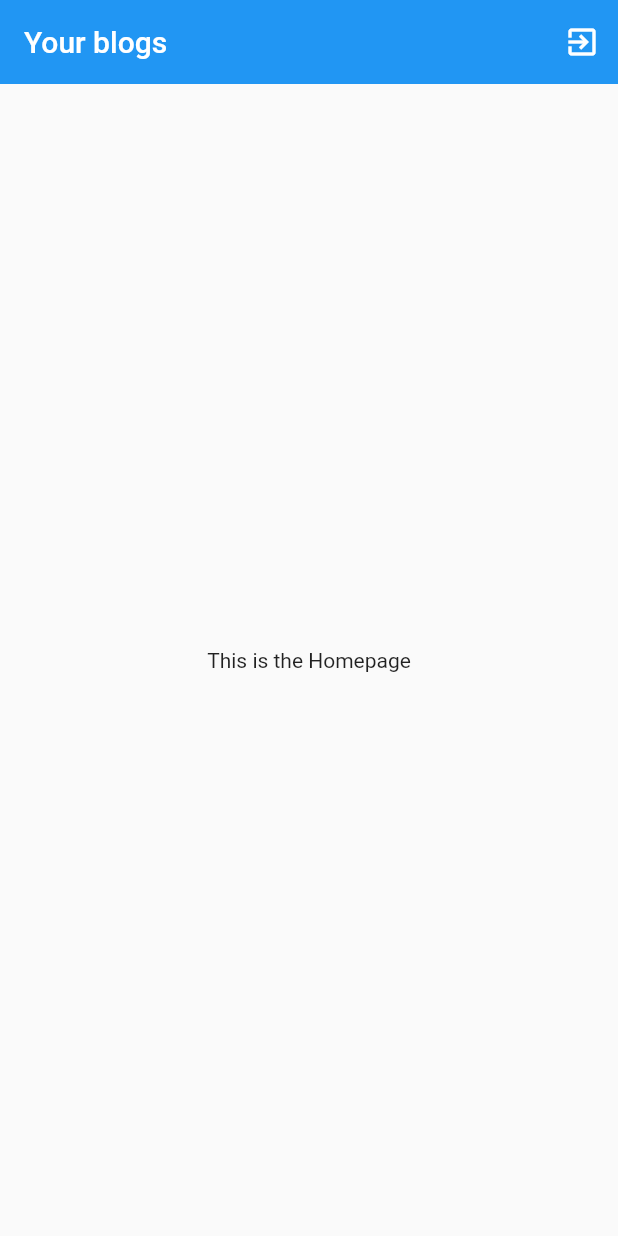
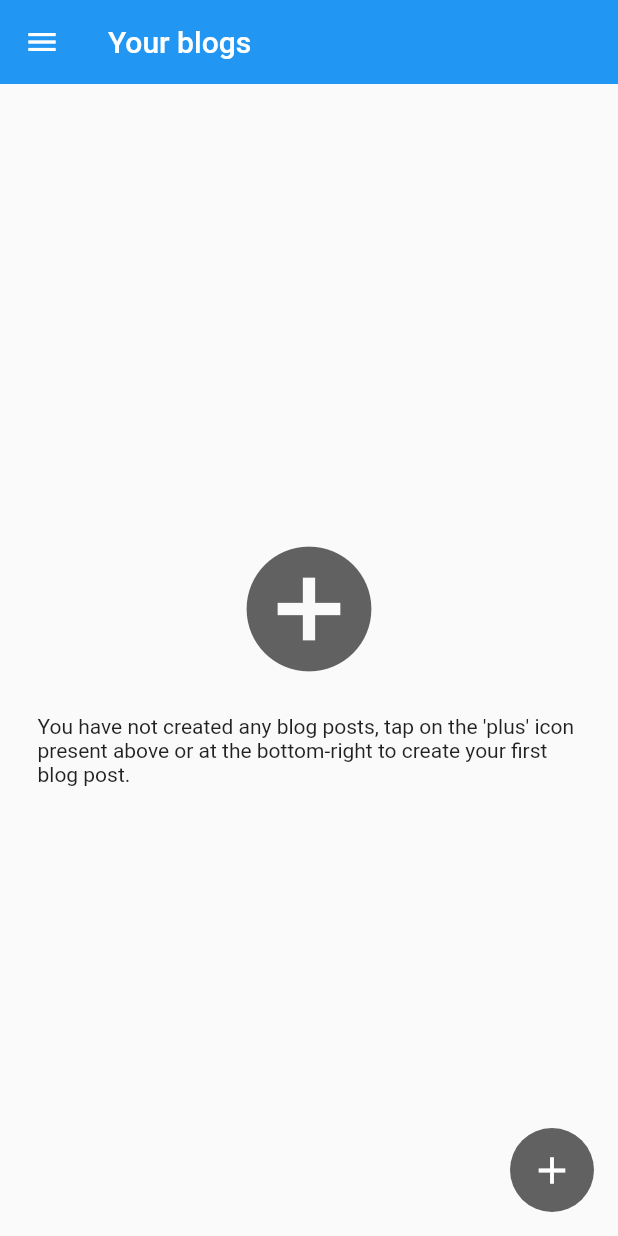
Before and after one commit to ahmedgulabkhan/Atlas, a Flutter app: the HomePage screen opened directly, on a phone screen of 412 x 824 dp. Run offline on Flutter 3.47's test engine with Material 2 defaults, Android fonts, the phone set to English and light mode, and no system bars; our stand-ins replace cloud_firestore, firebase_auth, flutter_spinkit, shared_preferences; accounts and stored records are empty.

Commit message:
page redirection

```diff
--- a/lib/pages/home_page.dart
+++ b/lib/pages/home_page.dart
@@ -1,4 +1,7 @@
+import 'package:Atlas/pages/about_page.dart';
 import 'package:Atlas/pages/authenticate_page.dart';
+import 'package:Atlas/pages/blog_page.dart';
+import 'package:Atlas/pages/search_page.dart';
 import 'package:Atlas/services/auth_service.dart';
 import 'package:flutter/material.dart';
 
@@ -12,18 +15,71 @@ class HomePage extends StatelessWidget {
       appBar: AppBar(
         title: Text('Your blogs'),
         elevation: 0.0,
-        actions: <Widget>[
-          IconButton(
-            icon: Icon(Icons.exit_to_app),
-            onPressed: () async {
-              await _authService.signOut();
-              Navigator.of(context).pushAndRemoveUntil(MaterialPageRoute(builder: (context) => AuthenticatePage()), (Route<dynamic> route) => false);
-            }
-          )
-        ],
       ),
-      body: Center(
-        child: Text('This is the Homepage'),
+      drawer: Drawer(
+        child: Container(
+          color: Theme.of(context).primaryColor,
+          child: ListView(
+            padding: EdgeInsets.only(top: 50.0),
+            children: <Widget>[
+              ListTile(
+                contentPadding: EdgeInsets.symmetric(horizontal: 20.0, vertical: 5.0),
+                leading: Icon(Icons.home, color: Colors.black87),
+                title: Text('Home', style: TextStyle(fontSize: 16.0, color: Colors.black87)),
+              ),
+              ListTile(
+                onTap: () {
+                  Navigator.push(context, MaterialPageRoute(builder: (context) => SearchPage()));
+                },
+                contentPadding: EdgeInsets.symmetric(horizontal: 20.0, vertical: 5.0),
+                leading: Icon(Icons.search, color: Colors.white),
+                title: Text('Search', style: TextStyle(color: Colors.white, fontSize: 16.0)),
+              ),
+              ListTile(
+                onTap: () {
+                  Navigator.push(context, MaterialPageRoute(builder: (context) => AboutPage()));
+                },
+                contentPadding: EdgeInsets.symmetric(horizontal: 20.0, vertical: 5.0),
+                leading: Icon(Icons.info, color: Colors.white),
+                title: Text('About', style: TextStyle(color: Colors.white, fontSize: 16.0)),
+              ),
+              ListTile(
+                onTap: () async {
+                  await _authService.signOut();
+                  Navigator.of(context).pushAndRemoveUntil(MaterialPageRoute(builder: (context) => AuthenticatePage()), (Route<dynamic> route) => false);
+                },
+                contentPadding: EdgeInsets.symmetric(horizontal: 20.0, vertical: 5.0),
+                leading: Icon(Icons.exit_to_app, color: Color(0xFFDC143C)),
+                title: Text('Sign Out', style: TextStyle(color: Color(0xFFDC143C), fontSize: 16.0)),
+              ),
+            ],
+          ),
+        ),
+      ),
+      body: Container(
+        padding: EdgeInsets.symmetric(horizontal: 25.0),
+        child: Column(
+          mainAxisAlignment: MainAxisAlignment.center,
+          crossAxisAlignment: CrossAxisAlignment.center,
+          children: <Widget>[
+            GestureDetector(
+              onTap: () {
+                Navigator.push(context, MaterialPageRoute(builder: (context) => BlogPage()));
+              },
+              child: Icon(Icons.add_circle, color: Colors.grey[700], size: 100.0)
+            ),
+            SizedBox(height: 20.0),
+            Text("You have not created any blog posts, tap on the 'plus' icon present above or at the bottom-right to create your first blog post."),
+          ],
+        )
+      ),
+      floatingActionButton: FloatingActionButton(
+        onPressed: () {
+          Navigator.push(context, MaterialPageRoute(builder: (context) => BlogPage()));
+        },
+        child: Icon(Icons.add, color: Colors.white, size: 30.0),
+        backgroundColor: Colors.grey[700],
+        elevation: 0.0,
       ),
     );
   }
```
Also changed, not shown: lib/pages/about_page.dart (added, +16 -0 lines), lib/pages/blog_page.dart (added, +15 -0 lines), lib/pages/search_page.dart (added, +16 -0 lines).
